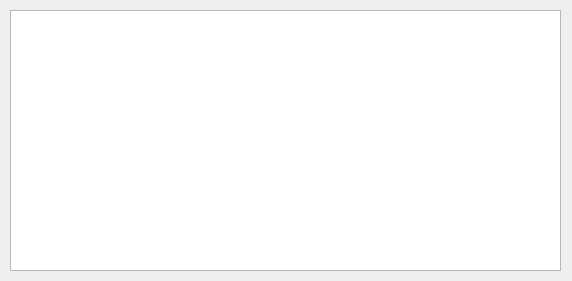
Qt form main.ui (fivan999/coffees) before a commit.
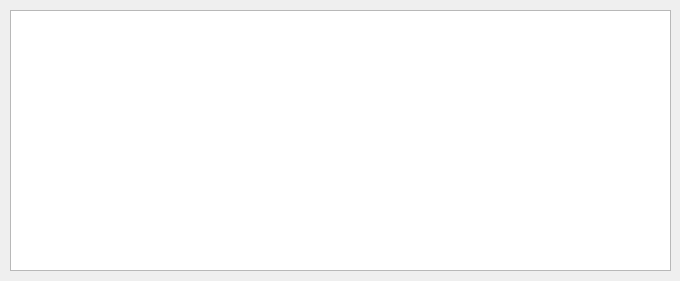
The same form after that commit.

```diff
--- a/main.ui
+++ b/main.ui
@@ -6,7 +6,7 @@
    <rect>
     <x>0</x>
     <y>0</y>
-    <width>572</width>
+    <width>680</width>
     <height>281</height>
    </rect>
   </property>
@@ -18,7 +18,7 @@
     <rect>
      <x>10</x>
      <y>10</y>
-     <width>551</width>
+     <width>661</width>
      <height>261</height>
     </rect>
    </property>
```
